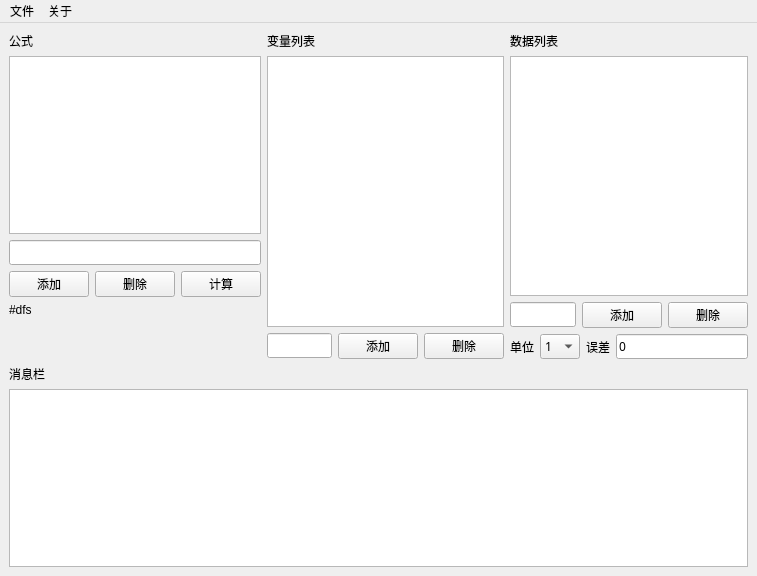
Before: the Qt Designer form physical.ui in lsmind/Physical-experiment, drawn with Qt 5.
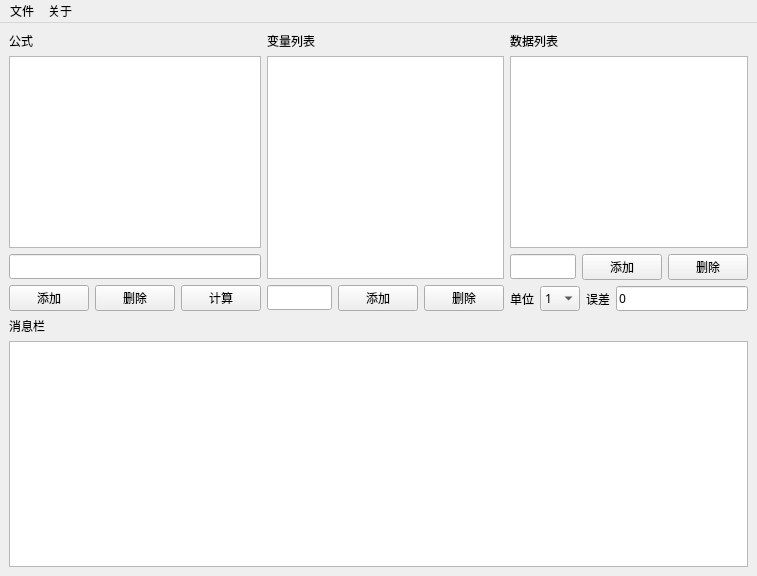
After: the same form once the commit is applied.

What changed in the file:
```diff
--- a/physical.ui
+++ b/physical.ui
@@ -98,16 +98,6 @@
           </item>
          </layout>
         </item>
-        <item>
-         <widget class="QLabel" name="lblForm">
-          <property name="text">
-           <string>#dfs
-
-
-</string>
-          </property>
-         </widget>
-        </item>
        </layout>
       </item>
       <item>
```
Left out of the diff: 17 changed lines with no effect on the pictures.
